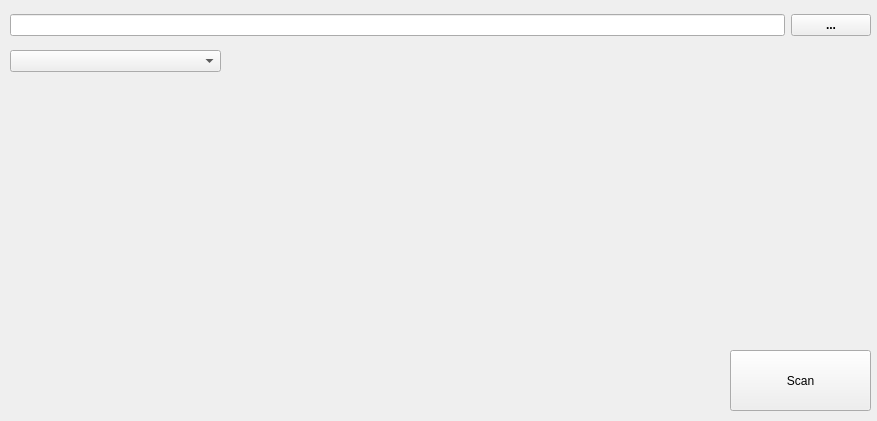
horsicq/XScanEngine, file xscansortwidget.ui: the form before one commit.
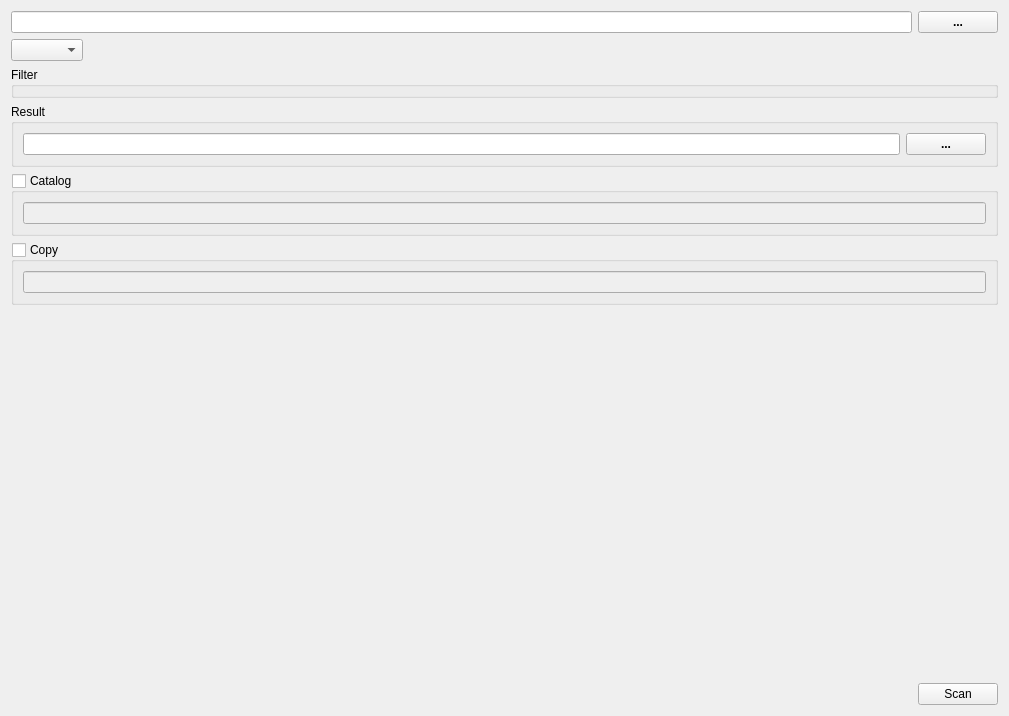
The form after the commit.

Commit message: feat(ui): resize window and restructure layout in xscansortwidget

The edit to the form file:
```diff
--- a/xscansortwidget.ui
+++ b/xscansortwidget.ui
@@ -6,63 +6,161 @@
    <rect>
     <x>0</x>
     <y>0</y>
-    <width>877</width>
-    <height>421</height>
+    <width>1009</width>
+    <height>716</height>
    </rect>
   </property>
   <property name="windowTitle">
    <string>Form</string>
   </property>
-  <widget class="QPushButton" name="pushButtonScan">
-   <property name="geometry">
-    <rect>
-     <x>730</x>
-     <y>350</y>
-     <width>141</width>
-     <height>61</height>
-    </rect>
-   </property>
-   <property name="text">
-    <string>Scan</string>
-   </property>
-  </widget>
-  <widget class="QComboBox" name="comboBoxFlags">
-   <property name="geometry">
-    <rect>
-     <x>10</x>
-     <y>50</y>
-     <width>211</width>
-     <height>22</height>
-    </rect>
-   </property>
-  </widget>
-  <widget class="QWidget" name="">
-   <property name="geometry">
-    <rect>
-     <x>10</x>
-     <y>10</y>
-     <width>861</width>
-     <height>31</height>
-    </rect>
-   </property>
-   <layout class="QHBoxLayout" name="horizontalLayout">
-    <item>
-     <widget class="QLineEdit" name="lineEditDirectoryName"/>
-    </item>
-    <item>
-     <widget class="QPushButton" name="pushButtonOpenDirectory">
-      <property name="font">
-       <font>
-        <bold>true</bold>
-       </font>
-      </property>
-      <property name="text">
-       <string>...</string>
-      </property>
-     </widget>
-    </item>
-   </layout>
-  </widget>
+  <layout class="QVBoxLayout" name="verticalLayout">
+   <item>
+    <layout class="QHBoxLayout" name="horizontalLayout">
+     <item>
+      <widget class="QLineEdit" name="lineEditDirectoryName"/>
+     </item>
+     <item>
+      <widget class="QPushButton" name="pushButtonOpenDirectory">
+       <property name="font">
+        <font>
+         <bold>true</bold>
+        </font>
+       </property>
+       <property name="text">
+        <string>...</string>
+       </property>
+      </widget>
+     </item>
+    </layout>
+   </item>
+   <item>
+    <layout class="QHBoxLayout" name="horizontalLayout_3">
+     <item>
+      <widget class="QComboBox" name="comboBoxFlags"/>
+     </item>
+     <item>
+      <spacer name="horizontalSpacer">
+       <property name="orientation">
+        <enum>Qt::Horizontal</enum>
+       </property>
+       <property name="sizeHint" stdset="0">
+        <size>
+         <width>40</width>
+         <height>20</height>
+        </size>
+       </property>
+      </spacer>
+     </item>
+    </layout>
+   </item>
+   <item>
+    <widget class="QGroupBox" name="groupBoxFilter">
+     <property name="title">
+      <string>Filter</string>
+     </property>
+    </widget>
+   </item>
+   <item>
+    <layout class="QHBoxLayout" name="horizontalLayout_2"/>
+   </item>
+   <item>
+    <widget class="QGroupBox" name="groupBox">
+     <property name="title">
+      <string>Result</string>
+     </property>
+     <layout class="QHBoxLayout" name="horizontalLayout_5">
+      <item>
+       <widget class="QLineEdit" name="lineEditResult"/>
+      </item>
+      <item>
+       <widget class="QPushButton" name="pushButtonResult">
+        <property name="font">
+         <font>
+          <bold>true</bold>
+         </font>
+        </property>
+        <property name="text">
+         <string>...</string>
+        </property>
+       </widget>
+      </item>
+     </layout>
+    </widget>
+   </item>
+   <item>
+    <widget class="QGroupBox" name="groupBoxCatalog">
+     <property name="title">
+      <string>Catalog</string>
+     </property>
+     <property name="checkable">
+      <bool>true</bool>
+     </property>
+     <property name="checked">
+      <bool>false</bool>
+     </property>
+     <layout class="QVBoxLayout" name="verticalLayout_2">
+      <item>
+       <widget class="QLineEdit" name="lineEditCatalogFormat"/>
+      </item>
+     </layout>
+    </widget>
+   </item>
+   <item>
+    <widget class="QGroupBox" name="groupBoxCopy">
+     <property name="title">
+      <string>Copy</string>
+     </property>
+     <property name="checkable">
+      <bool>true</bool>
+     </property>
+     <property name="checked">
+      <bool>false</bool>
+     </property>
+     <layout class="QVBoxLayout" name="verticalLayout_3">
+      <item>
+       <widget class="QLineEdit" name="lineEditCopyFormat"/>
+      </item>
+     </layout>
+    </widget>
+   </item>
+   <item>
+    <spacer name="verticalSpacer">
+     <property name="orientation">
+      <enum>Qt::Vertical</enum>
+     </property>
+     <property name="sizeHint" stdset="0">
+      <size>
+       <width>20</width>
+       <height>40</height>
+      </size>
+     </property>
+    </spacer>
+   </item>
+   <item>
+    <layout class="QHBoxLayout" name="horizontalLayout_4">
+     <item>
+      <spacer name="horizontalSpacer_2">
+       <property name="orientation">
+        <enum>Qt::Horizontal</enum>
+       </property>
+       <property name="sizeHint" stdset="0">
+        <size>
+         <width>40</width>
+         <height>20</height>
+        </size>
+       </property>
+      </spacer>
+     </item>
+     <item>
+      <widget class="QPushButton" name="pushButtonScan">
+       <property name="text">
+        <string>Scan</string>
+       </property>
+      </widget>
+     </item>
+    </layout>
+   </item>
+  </layout>
  </widget>
  <resources/>
  <connections/>
```
